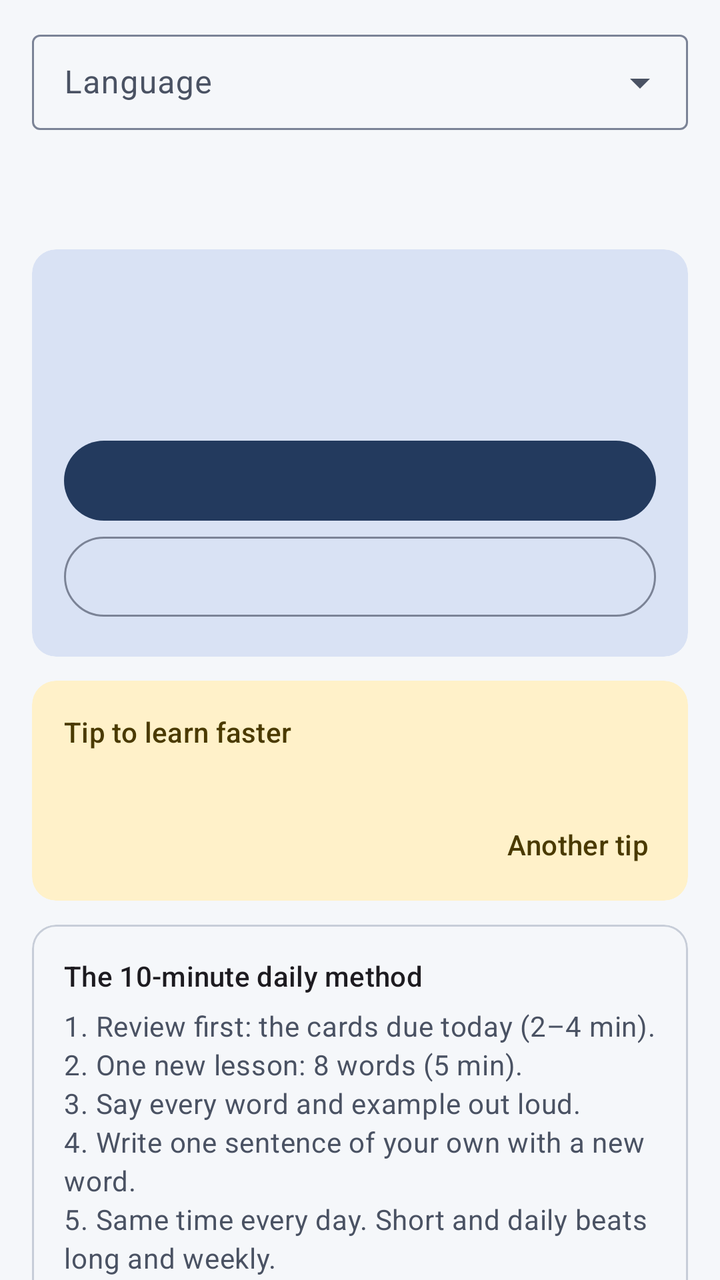
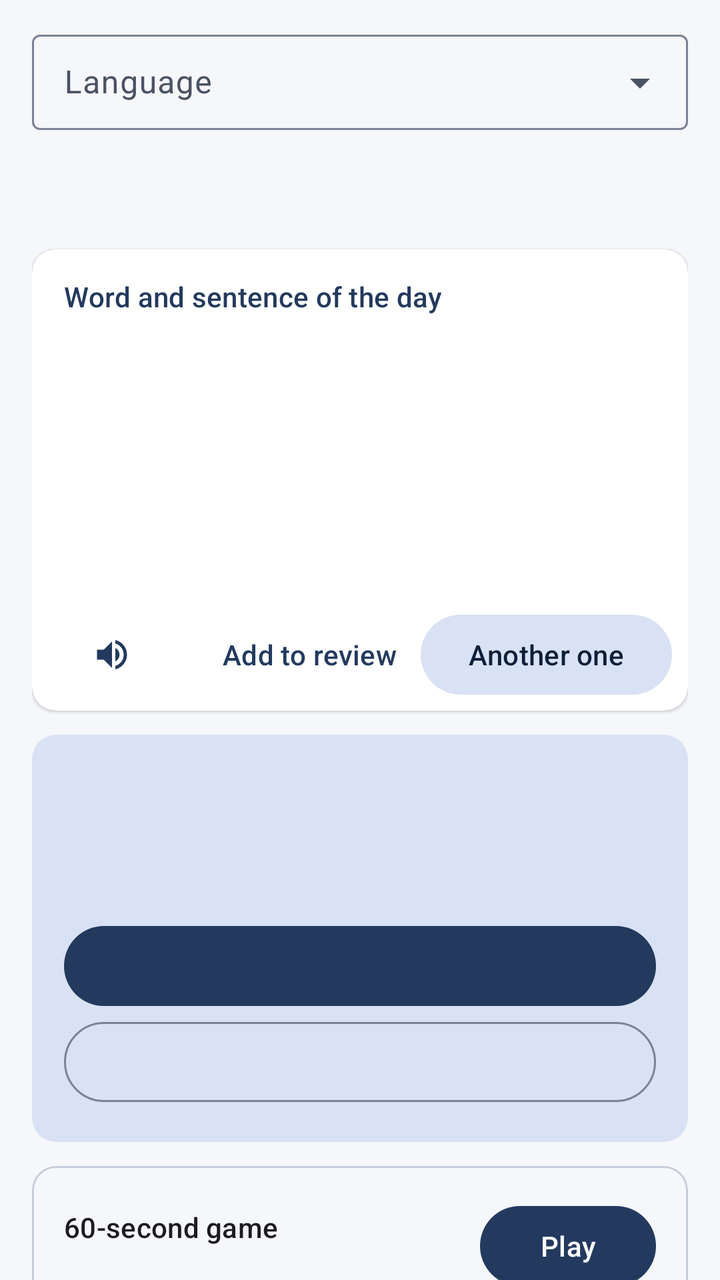

Before-and-after screenshots of an Android layout around one commit, followed by the original layout XML and the change that was made.
<!-- AndroidManifest.xml: application theme Theme.Palabras -->
<!-- res/layout/fragment_learn.xml -->
<?xml version="1.0" encoding="utf-8"?>
<androidx.core.widget.NestedScrollView xmlns:android="http://schemas.android.com/apk/res/android"
    xmlns:app="http://schemas.android.com/apk/res-auto"
    android:layout_width="match_parent"
    android:layout_height="match_parent">

    <LinearLayout
        android:layout_width="match_parent"
        android:layout_height="wrap_content"
        android:orientation="vertical"
        android:paddingStart="16dp"
        android:paddingTop="12dp"
        android:paddingEnd="16dp"
        android:paddingBottom="24dp">

        <com.google.android.material.textfield.TextInputLayout
            style="@style/Widget.Material3.TextInputLayout.OutlinedBox.Dense.ExposedDropdownMenu"
            android:layout_width="match_parent"
            android:layout_height="wrap_content"
            android:hint="@string/language">

            <com.google.android.material.textfield.MaterialAutoCompleteTextView
                android:id="@+id/language"
                android:layout_width="match_parent"
                android:layout_height="wrap_content"
                android:inputType="none" />
        </com.google.android.material.textfield.TextInputLayout>

        <TextView
            android:id="@+id/title"
            android:layout_width="match_parent"
            android:layout_height="wrap_content"
            android:layout_marginTop="16dp"
            android:textAppearance="@style/TextAppearance.Palabras.Headword" />

        
        <com.google.android.material.card.MaterialCardView
            style="@style/Widget.Material3.CardView.Filled"
            android:layout_width="match_parent"
            android:layout_height="wrap_content"
            android:layout_marginTop="12dp"
            app:cardBackgroundColor="?attr/colorPrimaryContainer">

            <LinearLayout
                android:layout_width="match_parent"
                android:layout_height="wrap_content"
                android:orientation="vertical"
                android:padding="16dp">

                <TextView
                    android:id="@+id/streak"
                    android:layout_width="match_parent"
                    android:layout_height="wrap_content"
                    android:textAppearance="?attr/textAppearanceTitleMedium"
                    android:textColor="?attr/colorOnPrimaryContainer" />

                <TextView
                    android:id="@+id/learned"
                    android:layout_width="match_parent"
                    android:layout_height="wrap_content"
                    android:layout_marginTop="2dp"
                    android:textAppearance="?attr/textAppearanceBodyMedium"
                    android:textColor="?attr/colorOnPrimaryContainer" />

                <TextView
                    android:id="@+id/dueCount"
                    android:layout_width="match_parent"
                    android:layout_height="wrap_content"
                    android:layout_marginTop="2dp"
                    android:textAppearance="?attr/textAppearanceBodyMedium"
                    android:textColor="?attr/colorOnPrimaryContainer" />

                <com.google.android.material.button.MaterialButton
                    android:id="@+id/continueLesson"
                    android:layout_width="match_parent"
                    android:layout_height="wrap_content"
                    android:layout_marginTop="12dp" />

                <TextView
                    android:id="@+id/allDone"
                    android:layout_width="match_parent"
                    android:layout_height="wrap_content"
                    android:layout_marginTop="12dp"
                    android:text="@string/all_lessons_done"
                    android:textAppearance="?attr/textAppearanceBodyMedium"
                    android:textColor="?attr/colorOnPrimaryContainer"
                    android:visibility="gone" />

                <com.google.android.material.button.MaterialButton
                    android:id="@+id/review"
                    style="@style/Widget.Material3.Button.OutlinedButton"
                    android:layout_width="match_parent"
                    android:layout_height="wrap_content" />
            </LinearLayout>
        </com.google.android.material.card.MaterialCardView>

        
        <com.google.android.material.card.MaterialCardView
            style="@style/Widget.Material3.CardView.Filled"
            android:layout_width="match_parent"
            android:layout_height="wrap_content"
            android:layout_marginTop="12dp"
            app:cardBackgroundColor="?attr/colorTertiaryContainer">

            <LinearLayout
                android:layout_width="match_parent"
                android:layout_height="wrap_content"
                android:orientation="vertical"
                android:paddingStart="16dp"
                android:paddingTop="16dp"
                android:paddingEnd="8dp"
                android:paddingBottom="4dp">

                <TextView
                    android:layout_width="wrap_content"
                    android:layout_height="wrap_content"
                    android:text="@string/tip_title"
                    android:textAppearance="?attr/textAppearanceTitleSmall"
                    android:textColor="?attr/colorOnTertiaryContainer" />

                <TextView
                    android:id="@+id/tip"
                    android:layout_width="match_parent"
                    android:layout_height="wrap_content"
                    android:layout_marginTop="4dp"
                    android:layout_marginEnd="8dp"
                    android:textAppearance="?attr/textAppearanceBodyMedium"
                    android:textColor="?attr/colorOnTertiaryContainer" />

                <com.google.android.material.button.MaterialButton
                    android:id="@+id/nextTip"
                    style="@style/Widget.Material3.Button.TextButton"
                    android:layout_width="wrap_content"
                    android:layout_height="wrap_content"
                    android:layout_gravity="end"
                    android:text="@string/another_tip"
                    android:textColor="?attr/colorOnTertiaryContainer" />
            </LinearLayout>
        </com.google.android.material.card.MaterialCardView>

        
        <com.google.android.material.card.MaterialCardView
            style="@style/Widget.Material3.CardView.Outlined"
            android:layout_width="match_parent"
            android:layout_height="wrap_content"
            android:layout_marginTop="12dp">

            <LinearLayout
                android:layout_width="match_parent"
                android:layout_height="wrap_content"
                android:orientation="vertical"
                android:padding="16dp">

                <TextView
                    android:layout_width="wrap_content"
                    android:layout_height="wrap_content"
                    android:text="@string/method_title"
                    android:textAppearance="?attr/textAppearanceTitleSmall" />

                <TextView
                    android:layout_width="match_parent"
                    android:layout_height="wrap_content"
                    android:layout_marginTop="6dp"
                    android:lineSpacingExtra="3dp"
                    android:text="@string/method_body"
                    android:textAppearance="?attr/textAppearanceBodyMedium"
                    android:textColor="?attr/colorOnSurfaceVariant" />
            </LinearLayout>
        </com.google.android.material.card.MaterialCardView>

        <TextView
            android:layout_width="match_parent"
            android:layout_height="wrap_content"
            android:layout_marginTop="20dp"
            android:text="@string/lessons_title"
            android:textAppearance="?attr/textAppearanceTitleMedium" />

        <androidx.recyclerview.widget.RecyclerView
            android:id="@+id/lessons"
            android:layout_width="match_parent"
            android:layout_height="wrap_content"
            android:layout_marginTop="4dp"
            android:nestedScrollingEnabled="false"
            app:layoutManager="androidx.recyclerview.widget.LinearLayoutManager" />
    </LinearLayout>
</androidx.core.widget.NestedScrollView>
<!-- resources referenced by this layout -->
<resources>
  <string name="all_lessons_done">You have seen every lesson. Keep reviewing daily until they are all mastered.</string>
  <string name="another_tip">Another tip</string>
  <string name="language">Language</string>
  <string name="lessons_title">Lessons in book order</string>
  <string name="method_body">1. Review first: the cards due today (2–4 min).\n2. One new lesson: 8 words (5 min).\n3. Say every word and example out loud.\n4. Write one sentence of your own with a new word.\n5. Same time every day. Short and daily beats long and weekly.</string>
  <string name="method_title">The 10-minute daily method</string>
  <string name="tip_title">Tip to learn faster</string>
  <style name="TextAppearance.Palabras.Headword" parent="TextAppearance.Material3.HeadlineSmall">
          <item name="android:fontFamily">serif</item>
          <item name="fontFamily">serif</item>
          <item name="android:textColor">?attr/colorOnSurface</item>
      </style>
  <color name="ink">#233A5E</color>
  <color name="on_ink">#FFFFFF</color>
  <color name="ink_container">#D9E2F4</color>
  <color name="on_ink_container">#0E1F3A</color>
  <color name="amber">#B8860B</color>
  <color name="on_amber">#FFFFFF</color>
  <color name="amber_container">#FFF1C9</color>
  <color name="on_amber_container">#4A3A00</color>
  <color name="page">#F5F7FA</color>
  <color name="on_page">#1A1F28</color>
  <color name="surface_variant">#E5E9F0</color>
  <color name="on_surface_variant">#4A5263</color>
  <color name="surface">#FFFFFF</color>
  <color name="outline">#7B8396</color>
  <color name="outline_variant">#C7CDD8</color>
  <color name="error">#B3261E</color>
  <!-- unchanged entries left out for length: 1 -->
</resources>

<!-- the commit's change to res/layout/fragment_learn.xml (unified diff, before → after) -->
@@ -35,6 +35,106 @@
 
         
         <com.google.android.material.card.MaterialCardView
+            style="@style/Widget.Material3.CardView.Elevated"
+            android:layout_width="match_parent"
+            android:layout_height="wrap_content"
+            android:layout_marginTop="12dp">
+
+            <LinearLayout
+                android:layout_width="match_parent"
+                android:layout_height="wrap_content"
+                android:orientation="vertical"
+                android:paddingStart="16dp"
+                android:paddingTop="14dp"
+                android:paddingEnd="8dp"
+                android:paddingBottom="4dp">
+
+                <TextView
+                    android:id="@+id/dailyLabel"
+                    android:layout_width="wrap_content"
+                    android:layout_height="wrap_content"
+                    android:text="@string/daily_title"
+                    android:textAppearance="?attr/textAppearanceLabelLarge"
+                    android:textColor="?attr/colorPrimary" />
+
+                <TextView
+                    android:id="@+id/dailyWord"
+                    android:layout_width="match_parent"
+                    android:layout_height="wrap_content"
+                    android:layout_marginTop="2dp"
+                    android:textAppearance="@style/TextAppearance.Palabras.HeadwordLarge"
+                    android:textDirection="firstStrong"
+                    android:textIsSelectable="true" />
+
+                <TextView
+                    android:id="@+id/dailyReading"
+                    android:layout_width="match_parent"
+                    android:layout_height="wrap_content"
+                    android:textAppearance="@style/TextAppearance.Palabras.Translit" />
+
+                <TextView
+                    android:id="@+id/dailyMeaning"
+                    android:layout_width="match_parent"
+                    android:layout_height="wrap_content"
+                    android:layout_marginTop="4dp"
+                    android:textAppearance="?attr/textAppearanceTitleMedium" />
+
+                <TextView
+                    android:id="@+id/dailyExample"
+                    android:layout_width="match_parent"
+                    android:layout_height="wrap_content"
+                    android:layout_marginTop="8dp"
+                    android:fontFamily="serif"
+                    android:textAppearance="?attr/textAppearanceBodyLarge"
+                    android:textDirection="firstStrong"
+                    android:textIsSelectable="true" />
+
+                <TextView
+                    android:id="@+id/dailyExampleEs"
+                    android:layout_width="match_parent"
+                    android:layout_height="wrap_content"
+                    android:textAppearance="?attr/textAppearanceBodyMedium"
+                    android:textColor="?attr/colorOnSurfaceVariant" />
+
+                <LinearLayout
+                    android:layout_width="match_parent"
+                    android:layout_height="wrap_content"
+                    android:layout_marginTop="4dp"
+                    android:gravity="center_vertical"
+                    android:orientation="horizontal">
+
+                    <com.google.android.material.button.MaterialButton
+                        android:id="@+id/dailyListen"
+                        style="@style/Widget.Material3.Button.IconButton"
+                        android:layout_width="48dp"
+                        android:layout_height="48dp"
+                        android:contentDescription="@string/listen"
+                        app:icon="@drawable/ic_volume" />
+
+                    <Space
+                        android:layout_width="0dp"
+                        android:layout_height="0dp"
+                        android:layout_weight="1" />
+
+                    <com.google.android.material.button.MaterialButton
+                        android:id="@+id/dailyAdd"
+                        style="@style/Widget.Material3.Button.TextButton"
+                        android:layout_width="wrap_content"
+                        android:layout_height="wrap_content"
+                        android:text="@string/add_to_review" />
+
+                    <com.google.android.material.button.MaterialButton
+                        android:id="@+id/dailyRandom"
+                        style="@style/Widget.Material3.Button.TonalButton"
+                        android:layout_width="wrap_content"
+                        android:layout_height="wrap_content"
+                        android:text="@string/random_word" />
+                </LinearLayout>
+            </LinearLayout>
+        </com.google.android.material.card.MaterialCardView>
+
+        
+        <com.google.android.material.card.MaterialCardView
             style="@style/Widget.Material3.CardView.Filled"
             android:layout_width="match_parent"
             android:layout_height="wrap_content"
@@ -91,6 +191,48 @@
                     style="@style/Widget.Material3.Button.OutlinedButton"
                     android:layout_width="match_parent"
                     android:layout_height="wrap_content" />
+            </LinearLayout>
+        </com.google.android.material.card.MaterialCardView>
+
+        
+        <com.google.android.material.card.MaterialCardView
+            style="@style/Widget.Material3.CardView.Outlined"
+            android:layout_width="match_parent"
+            android:layout_height="wrap_content"
+            android:layout_marginTop="12dp">
+
+            <LinearLayout
+                android:layout_width="match_parent"
+                android:layout_height="wrap_content"
+                android:gravity="center_vertical"
+                android:orientation="horizontal"
+                android:padding="16dp">
+
+                <LinearLayout
+                    android:layout_width="0dp"
+                    android:layout_height="wrap_content"
+                    android:layout_weight="1"
+                    android:orientation="vertical">
+
+                    <TextView
+                        android:layout_width="wrap_content"
+                        android:layout_height="wrap_content"
+                        android:text="@string/timed_title"
+                        android:textAppearance="?attr/textAppearanceTitleSmall" />
+
+                    <TextView
+                        android:id="@+id/timedBest"
+                        android:layout_width="match_parent"
+                        android:layout_height="wrap_content"
+                        android:textAppearance="?attr/textAppearanceBodyMedium"
+                        android:textColor="?attr/colorOnSurfaceVariant" />
+                </LinearLayout>
+
+                <com.google.android.material.button.MaterialButton
+                    android:id="@+id/timedPlay"
+                    android:layout_width="wrap_content"
+                    android:layout_height="wrap_content"
+                    android:text="@string/timed_play" />
             </LinearLayout>
         </com.google.android.material.card.MaterialCardView>
 
<!-- resource entries referenced after the edit -->
@@ -1,16 +1,38 @@
 <!-- resources referenced by this layout -->
 <resources>
+  <!-- drawable ic_volume (drawable) -->
+  <vector xmlns:android="http://schemas.android.com/apk/res/android"
+      android:width="24dp" android:height="24dp" android:viewportWidth="24" android:viewportHeight="24"
+      android:tint="?attr/colorControlNormal" android:autoMirrored="true">
+      <path android:fillColor="@android:color/white"
+          android:pathData="M3,9v6h4l5,5L12,4L7,9L3,9zM16.5,12c0,-1.77 -1.02,-3.29 -2.5,-4.03v8.05c1.48,-0.73 2.5,-2.25 2.5,-4.02zM14,3.23v2.06c2.89,0.86 5,3.54 5,6.71s-2.11,5.85 -5,6.71v2.06c4.01,-0.91 7,-4.49 7,-8.77s-2.99,-7.86 -7,-8.77z" />
+  </vector>
+  <string name="add_to_review">Add to review</string>
   <string name="all_lessons_done">You have seen every lesson. Keep reviewing daily until they are all mastered.</string>
   <string name="another_tip">Another tip</string>
+  <string name="daily_title">Word and sentence of the day</string>
   <string name="language">Language</string>
   <string name="lessons_title">Lessons in book order</string>
+  <string name="listen">Listen</string>
   <string name="method_body">1. Review first: the cards due today (2–4 min).\n2. One new lesson: 8 words (5 min).\n3. Say every word and example out loud.\n4. Write one sentence of your own with a new word.\n5. Same time every day. Short and daily beats long and weekly.</string>
   <string name="method_title">The 10-minute daily method</string>
+  <string name="random_word">Another one</string>
+  <string name="timed_play">Play</string>
+  <string name="timed_title">60-second game</string>
   <string name="tip_title">Tip to learn faster</string>
   <style name="TextAppearance.Palabras.Headword" parent="TextAppearance.Material3.HeadlineSmall">
           <item name="android:fontFamily">serif</item>
           <item name="fontFamily">serif</item>
           <item name="android:textColor">?attr/colorOnSurface</item>
+      </style>
+  <style name="TextAppearance.Palabras.HeadwordLarge" parent="TextAppearance.Material3.DisplaySmall">
+          <item name="android:fontFamily">serif</item>
+          <item name="fontFamily">serif</item>
+          <item name="android:textColor">?attr/colorOnSurface</item>
+      </style>
+  <style name="TextAppearance.Palabras.Translit" parent="TextAppearance.Material3.BodyMedium">
+          <item name="android:textStyle">italic</item>
+          <item name="android:textColor">?attr/colorOnSurfaceVariant</item>
       </style>
   <color name="ink">#233A5E</color>
   <color name="on_ink">#FFFFFF</color>
